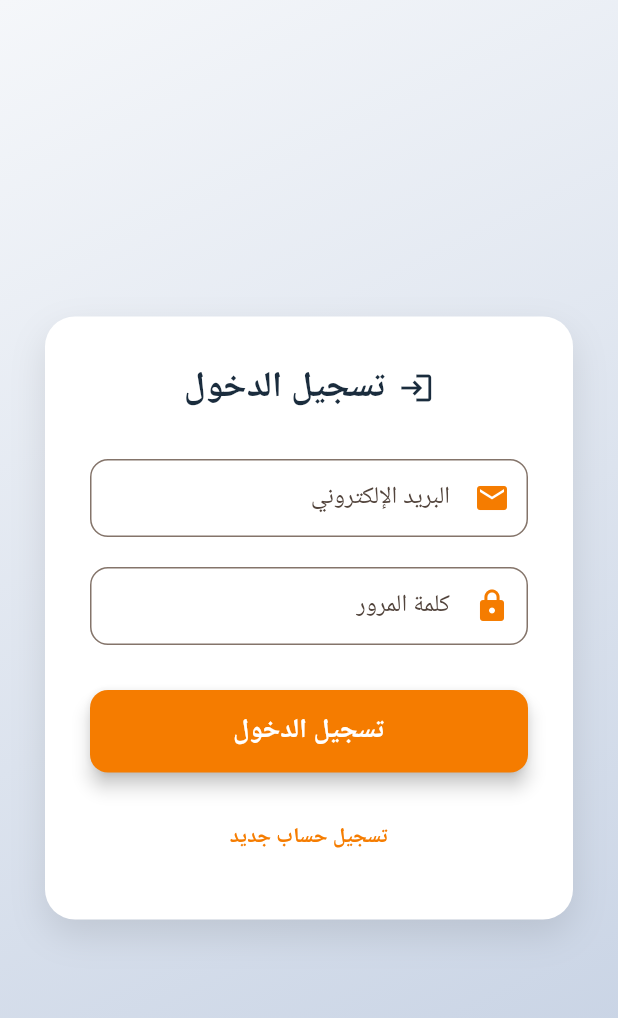
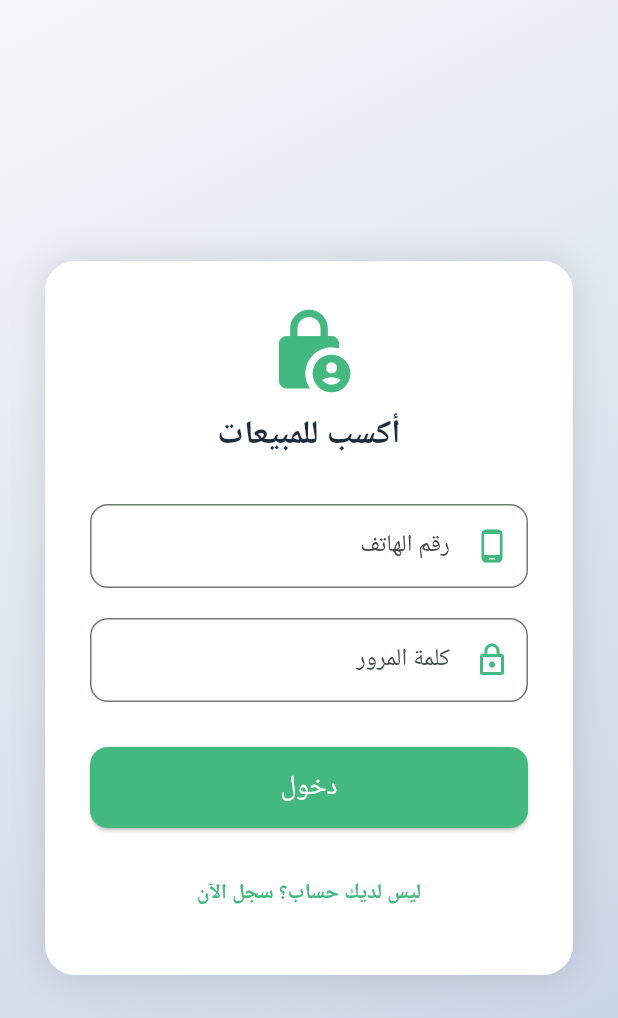
Before and after one commit to amrshipl83/aksabsaels, a Flutter app: the screen it shows after launch, on a phone screen of 412 x 824 dp. Shown: the top 1018 px of the screen. Run offline on Flutter 3.47's test engine with Material 3 defaults, Android fonts, the phone set to English and light mode, and no system bars; our stand-ins replace cloud_firestore, firebase_auth, firebase_core, geolocator, shared_preferences; accounts and stored records are empty; Roboto replaces fonts that are missing (Cairo).

```diff
--- a/lib/main.dart
+++ b/lib/main.dart
@@ -4,7 +4,9 @@ import 'firebase_options.dart';
 
 // استيراد الشاشات
 import 'screens/auth/login_screen.dart';
-import 'screens/rep/sales_rep_home_screen.dart'; // الشاشة التي صممناها للتو
+import 'screens/auth/register_screen.dart'; // أضف هذا السطر
+import 'screens/rep/sales_rep_home_screen.dart';
+import 'screens/rep/visit_screen.dart'; // أضف هذا السطر
 
 void main() async {
   WidgetsFlutterBinding.ensureInitialized();
@@ -23,9 +25,8 @@ class AksabSalesApp extends StatelessWidget {
   Widget build(BuildContext context) {
     return MaterialApp(
       title: 'Aksab Sales App',
-      debugShowCheckedModeBanner: false, // إخفاء علامة Debug
+      debugShowCheckedModeBanner: false,
 
-      // إعدادات اللغة والاتجاه
       builder: (context, child) {
         return Directionality(
           textDirection: TextDirection.rtl,
@@ -35,18 +36,17 @@ class AksabSalesApp extends StatelessWidget {
 
       theme: ThemeData(
         primarySwatch: Colors.orange,
-        fontFamily: 'Cairo',
+        fontFamily: 'Cairo', // تأكد من إضافة الخط في pubspec.yaml
         useMaterial3: true,
-        // تخصيص اللون البرتقالي كثيم أساسي
-        colorScheme: ColorScheme.fromSeed(seedColor: const Color(0xFFF57C00)),
+        colorScheme: ColorScheme.fromSeed(seedColor: const Color(0xFF43B97F)), // جعلنا اللون الأساسي أخضر ليتماشى مع الهوية
       ),
 
-      // تعريف المسارات (Routes) لتسهيل التنقل
       initialRoute: '/',
       routes: {
         '/': (context) => const LoginScreen(),
-        '/rep_home': (context) => const SalesRepHomeScreen(),
-        // سنضيف هنا شاشات المدير والزيارات لاحقاً
+        '/register': (context) => const RegisterScreen(), // مسار التسجيل
+        '/rep_home': (context) => const SalesRepHomeScreen(), // مسار المندوب
+        '/visits': (context) => const VisitScreen(), // مسار الزيارات
       },
     );
   }
--- a/lib/screens/auth/login_screen.dart
+++ b/lib/screens/auth/login_screen.dart
@@ -4,11 +4,11 @@ import 'package:cloud_firestore/cloud_firestore.dart';
 import 'package:shared_preferences/shared_preferences.dart';
 import 'dart:convert';
 
-// ----------------------------------------------------------------------
-// تعريف الألوان والثوابت
-// ----------------------------------------------------------------------
-const Color kPrimaryColor = Color(0xFFF57C00); // اللون البرتقالي
-const Color kSecondaryColor = Color(0xFF1A2C3D); // لون النص الداكن
+// استيراد شاشة التسجيل لاستخدامها في الزر السفلي
+import 'register_screen.dart';
+
+const Color kPrimaryColor = Color(0xFF43B97F); // غيرناه للأخضر ليتماشى مع الهوية الجديدة
+const Color kSecondaryColor = Color(0xFF1A2C3D);
 
 class LoginScreen extends StatefulWidget {
   const LoginScreen({super.key});
@@ -19,12 +19,11 @@ class LoginScreen extends StatefulWidget {
 
 class _LoginScreenState extends State<LoginScreen> {
   final _formKey = GlobalKey<FormState>();
-  final _emailController = TextEditingController();
+  final _phoneController = TextEditingController(); // تم تغيير الاسم ليكون أوضح
   final _passwordController = TextEditingController();
   String? _errorMessage;
   bool _isLoading = false;
 
-  // دالة مساعدة لمعالجة كائنات Timestamp قبل التشفير للحفظ في SharedPreferences
   dynamic _encoder(dynamic item) {
     if (item is Timestamp) {
       return item.toDate().toIso8601String();
@@ -33,34 +32,40 @@ class _LoginScreenState extends State<LoginScreen> {
   }
 
   Future<void> _login() async {
-    if (!_formKey.currentState!.validate()) {
-      return;
-    }
+    if (!_formKey.currentState!.validate()) return;
 
     setState(() {
       _isLoading = true;
       _errorMessage = null;
     });
 
-    final email = _emailController.text.trim();
+    // --- المنطق الذكي للتحويل ---
+    String input = _phoneController.text.trim();
+    String smartEmail;
+
+    // إذا كان المدخل أرقام فقط (رقم هاتف)، نحوله للإيميل الذكي
+    if (RegExp(r'^[0-9]+$').hasMatch(input)) {
+      smartEmail = "$input@aksab.com";
+    } else {
+      smartEmail = input; // لو أدخل إيميل كامل يدوياً (للمدراء مثلاً)
+    }
+
     final password = _passwordController.text.trim();
 
     try {
-      // 1. تسجيل الدخول عبر Firebase Auth
+      // 1. تسجيل الدخول بالهوية المولدة
       final userCredential = await FirebaseAuth.instance.signInWithEmailAndPassword(
-        email: email,
+        email: smartEmail,
         password: password,
       );
       final user = userCredential.user;
 
-      if (user == null) {
-        throw FirebaseAuthException(code: 'user-null');
-      }
+      if (user == null) throw FirebaseAuthException(code: 'user-null');
 
       DocumentSnapshot? userDocSnapshot;
       String? userRole;
 
-      // 2. البحث في مجموعة المناديب (salesRep)
+      // 2. البحث في المناديب المعتمدين (salesRep)
       final salesRepQuery = await FirebaseFirestore.instance
           .collection('salesRep')
           .where('uid', isEqualTo: user.uid)
@@ -72,7 +77,7 @@ class _LoginScreenState extends State<LoginScreen> {
         userRole = (userDocSnapshot.data() as Map<String, dynamic>?)?['role']?.toString() ?? 'sales_rep';
       }
 
-      // 3. البحث في مجموعة المدراء (managers) إذا لم يوجد في المناديب
+      // 3. البحث في المدراء المعتمدين (managers)
       if (userDocSnapshot == null) {
         final managersQuery = await FirebaseFirestore.instance
             .collection('managers')
@@ -86,28 +91,22 @@ class _LoginScreenState extends State<LoginScreen> {
         }
       }
 
-      // 4. التحقق من وجود البيانات ومن حالة الحساب
+      // 4. التحقق من الحالة والحفظ
       if (userDocSnapshot != null && userRole != null) {
         final userDocData = userDocSnapshot.data() as Map<String, dynamic>;
         final status = userDocData['status']?.toString();
 
         if (status == 'approved') {
-          // حفظ البيانات محلياً
           final prefs = await SharedPreferences.getInstance();
           await prefs.setString('userData', json.encode(userDocData, toEncodable: _encoder));
           await prefs.setString('userRole', userRole);
 
           if (mounted) {
-            // التوجيه بناءً على الدور
             if (userRole == 'sales_rep') {
-              // التوجه لشاشة المندوب الرئيسية (المسار المعرف في main.dart)
               Navigator.of(context).pushReplacementNamed('/rep_home');
             } else if (userRole == 'sales_supervisor' || userRole == 'sales_manager') {
-              // TODO: توجيه لشاشة المدير عند الانتهاء منها
-              _showError('✅ تم الدخول كمدير، شاشة الإدارة قيد التطوير.');
-            } else {
-              await FirebaseAuth.instance.signOut();
-              _showError('❌ دور المستخدم غير مدعوم حالياً.');
+              // حالياً نوجههم لنفس الصفحة أو صفحة مدير إذا كانت جاهزة
+              _showError('✅ تم الدخول كمدير/مشرف، جاري تحويلك...');
             }
           }
         } else {
@@ -116,31 +115,19 @@ class _LoginScreenState extends State<LoginScreen> {
         }
       } else {
         await FirebaseAuth.instance.signOut();
-        _showError('❌ بيانات المستخدم غير موجودة في قاعدة بيانات المبيعات.');
+        _showError('❌ بياناتك لم تنقل بعد للكشوف المعتمدة.');
       }
     } on FirebaseAuthException catch (e) {
-      String message;
-      if (e.code == 'wrong-password' || e.code == 'user-not-found' || e.code == 'invalid-credential') {
-        message = 'البريد الإلكتروني أو كلمة المرور غير صحيحة.';
-      } else if (e.code == 'invalid-email') {
-        message = 'صيغة البريد الإلكتروني غير صالحة.';
-      } else {
-        message = 'حدث خطأ أثناء تسجيل الدخول. حاول مجدداً.';
-      }
-      _showError('❌ $message');
+      _showError('❌ رقم الهاتف أو كلمة المرور غير صحيحة.');
     } catch (e) {
       _showError('❌ خطأ غير متوقع: ${e.toString()}');
     } finally {
-      if (mounted) {
-        setState(() => _isLoading = false);
-      }
+      if (mounted) setState(() => _isLoading = false);
     }
   }
 
   void _showError(String message) {
-    if (mounted) {
-      setState(() => _errorMessage = message);
-    }
+    if (mounted) setState(() => _errorMessage = message);
   }
 
   @override
@@ -163,46 +150,28 @@ class _LoginScreenState extends State<LoginScreen> {
               decoration: BoxDecoration(
                 color: Colors.white,
                 borderRadius: BorderRadius.circular(20),
-                boxShadow: [
-                  BoxShadow(
-                    color: Colors.black.withOpacity(0.1),
-                    blurRadius: 20,
-                    offset: const Offset(0, 10),
-                  ),
-                ],
+                boxShadow: [BoxShadow(color: Colors.black12, blurRadius: 20)],
               ),
               child: Form(
                 key: _formKey,
                 child: Column(
                   mainAxisSize: MainAxisSize.min,
                   children: [
-                    Row(
-                      mainAxisAlignment: MainAxisAlignment.center,
-                      children: [
-                        const Icon(Icons.login, color: kSecondaryColor),
-                        const SizedBox(width: 8),
-                        Text(
-                          'تسجيل الدخول',
-                          style: TextStyle(
-                            fontSize: 24,
-                            fontWeight: FontWeight.bold,
-                            color: kSecondaryColor,
-                          ),
-                        ),
-                      ],
-                    ),
+                    const Icon(Icons.lock_person, size: 60, color: kPrimaryColor),
+                    const SizedBox(height: 10),
+                    const Text('أكسب للمبيعات', style: TextStyle(fontSize: 22, fontWeight: FontWeight.bold, color: kSecondaryColor)),
                     const SizedBox(height: 30),
                     _buildTextFormField(
-                      controller: _emailController,
-                      label: 'البريد الإلكتروني',
-                      icon: Icons.email,
-                      keyboardType: TextInputType.emailAddress,
+                      controller: _phoneController,
+                      label: 'رقم الهاتف',
+                      icon: Icons.phone_android,
+                      keyboardType: TextInputType.phone,
                     ),
                     const SizedBox(height: 20),
                     _buildTextFormField(
                       controller: _passwordController,
                       label: 'كلمة المرور',
-                      icon: Icons.lock,
+                      icon: Icons.lock_outline,
                       isPassword: true,
                     ),
                     const SizedBox(height: 30),
@@ -212,17 +181,12 @@ class _LoginScreenState extends State<LoginScreen> {
                         onPressed: _isLoading ? null : _login,
                         style: ElevatedButton.styleFrom(
                           backgroundColor: kPrimaryColor,
-                          foregroundColor: Colors.white,
                           padding: const EdgeInsets.symmetric(vertical: 14),
                           shape: RoundedRectangleBorder(borderRadius: BorderRadius.circular(12)),
-                          elevation: 5,
                         ),
                         child: _isLoading
-                            ? const SizedBox(
-                                height: 20, width: 20,
-                                child: CircularProgressIndicator(color: Colors.white, strokeWidth: 2),
-                              )
-                            : const Text('تسجيل الدخول', style: TextStyle(fontSize: 18, fontWeight: FontWeight.bold)),
+                            ? const CircularProgressIndicator(color: Colors.white)
+                            : const Text('دخول', style: TextStyle(fontSize: 18, color: Colors.white)),
                       ),
                     ),
                     if (_errorMessage != null)
@@ -233,9 +197,9 @@ class _LoginScreenState extends State<LoginScreen> {
                     const SizedBox(height: 20),
                     TextButton(
                       onPressed: () {
-                        // TODO: Navigator.pushNamed(context, '/register');
+                        Navigator.push(context, MaterialPageRoute(builder: (context) => const RegisterScreen()));
                       },
-                      child: const Text('تسجيل حساب جديد', style: TextStyle(color: kPrimaryColor, fontWeight: FontWeight.bold)),
+                      child: const Text('ليس لديك حساب؟ سجل الآن', style: TextStyle(color: kPrimaryColor, fontWeight: FontWeight.bold)),
                     ),
                   ],
                 ),
@@ -247,13 +211,7 @@ class _LoginScreenState extends State<LoginScreen> {
     );
   }
 
-  Widget _buildTextFormField({
-    required TextEditingController controller,
-    required String label,
-    required IconData icon,
-    TextInputType keyboardType = TextInputType.text,
-    bool isPassword = false,
-  }) {
+  Widget _buildTextFormField({required TextEditingController controller, required String label, required IconData icon, TextInputType keyboardType = TextInputType.text, bool isPassword = false}) {
     return TextFormField(
       controller: controller,
       keyboardType: keyboardType,
@@ -263,9 +221,8 @@ class _LoginScreenState extends State<LoginScreen> {
         labelText: label,
         prefixIcon: Icon(icon, color: kPrimaryColor),
         border: OutlineInputBorder(borderRadius: BorderRadius.circular(12)),
-        contentPadding: const EdgeInsets.symmetric(vertical: 14, horizontal: 16),
       ),
-      validator: (value) => (value == null || value.isEmpty) ? 'يجب إدخال $label' : null,
+      validator: (v) => (v == null || v.isEmpty) ? 'مطلوب' : null,
     );
   }
 }
```
Also changed, not shown: lib/screens/auth/register_screen.dart (added, +201 -0 lines), lib/screens/rep/sales_rep_home_screen.dart (+26 -4 lines), lib/screens/rep/visit_screen.dart (added, +229 -0 lines), 1 other file.
